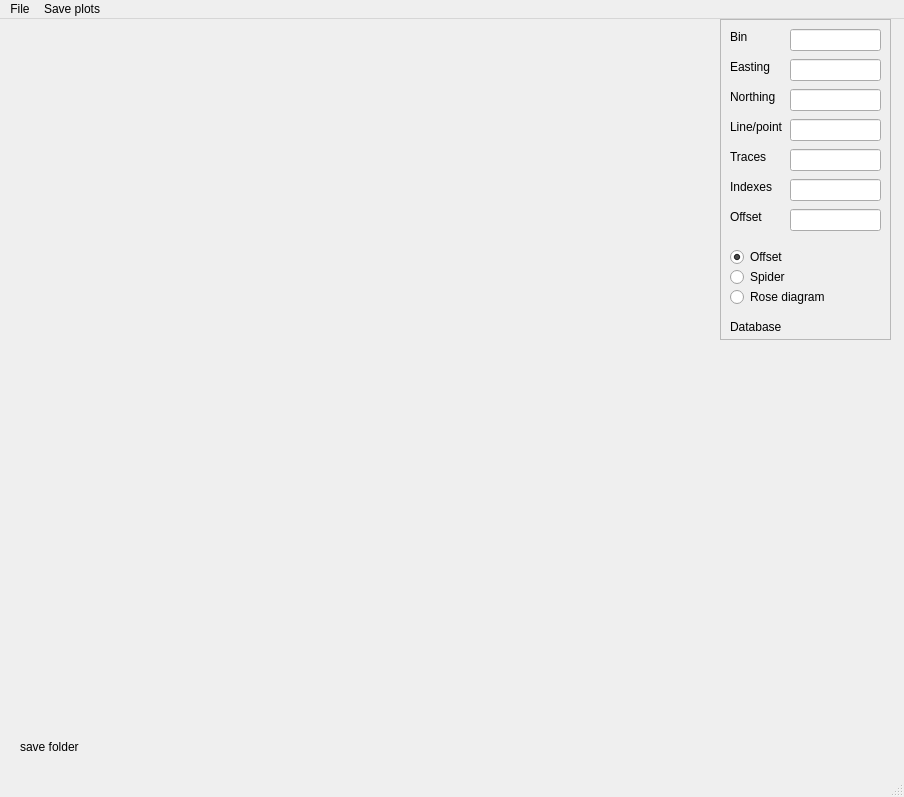
This is binning_plots.ui in bvermeulen/seisbinning as Qt 5 draws it before an edit. The edited form follows.
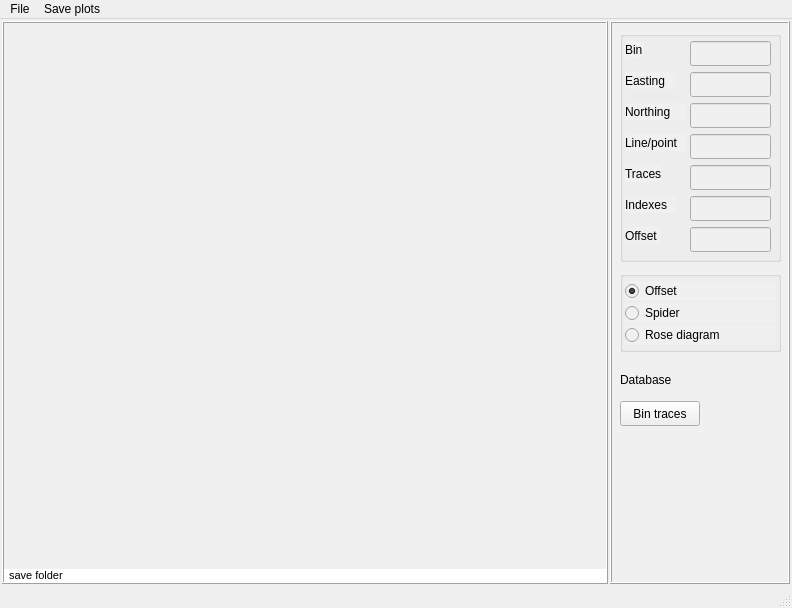
This is the edited form.

Commit message: implement resizing

```diff
--- a/binning_plots.ui
+++ b/binning_plots.ui
@@ -6,10 +6,16 @@
    <rect>
     <x>0</x>
     <y>0</y>
-    <width>904</width>
-    <height>797</height>
+    <width>792</width>
+    <height>608</height>
    </rect>
   </property>
+  <property name="sizePolicy">
+   <sizepolicy hsizetype="Expanding" vsizetype="Expanding">
+    <horstretch>0</horstretch>
+    <verstretch>0</verstretch>
+   </sizepolicy>
+  </property>
   <property name="font">
    <font>
     <pointsize>9</pointsize>
@@ -20,164 +26,416 @@
    <string>Seisbins</string>
   </property>
   <widget class="QWidget" name="centralwidget">
-   <widget class="QWidget" name="horizontalLayoutWidget_2">
-    <property name="geometry">
-     <rect>
-      <x>720</x>
-      <y>0</y>
-      <width>171</width>
-      <height>321</height>
-     </rect>
+   <property name="sizePolicy">
+    <sizepolicy hsizetype="Expanding" vsizetype="Expanding">
+     <horstretch>0</horstretch>
+     <verstretch>0</verstretch>
+    </sizepolicy>
+   </property>
+   <layout class="QHBoxLayout" name="MainLayout">
+    <property name="spacing">
+     <number>2</number>
     </property>
-    <layout class="QHBoxLayout" name="ControlLayout">
-     <item>
-      <widget class="QFrame" name="ControlFrame">
-       <property name="frameShape">
-        <enum>QFrame::StyledPanel</enum>
+    <property name="leftMargin">
+     <number>2</number>
+    </property>
+    <property name="topMargin">
+     <number>2</number>
+    </property>
+    <property name="rightMargin">
+     <number>2</number>
+    </property>
+    <property name="bottomMargin">
+     <number>2</number>
+    </property>
+    <item>
+     <widget class="QFrame" name="PlotFrame">
+      <property name="sizePolicy">
+       <sizepolicy hsizetype="Expanding" vsizetype="Expanding">
+        <horstretch>1</horstretch>
+        <verstretch>0</verstretch>
+       </sizepolicy>
+      </property>
+      <property name="minimumSize">
+       <size>
+        <width>420</width>
+        <height>0</height>
+       </size>
+      </property>
+      <property name="styleSheet">
+       <string notr="true">background-color:#F0F0F0</string>
+      </property>
+      <property name="frameShape">
+       <enum>QFrame::Shape::Box</enum>
+      </property>
+      <property name="frameShadow">
+       <enum>QFrame::Shadow::Raised</enum>
+      </property>
+      <property name="lineWidth">
+       <number>1</number>
+      </property>
+      <property name="midLineWidth">
+       <number>0</number>
+      </property>
+      <layout class="QVBoxLayout" name="LeftLayout">
+       <property name="spacing">
+        <number>0</number>
        </property>
-       <property name="frameShadow">
-        <enum>QFrame::Raised</enum>
+       <property name="leftMargin">
+        <number>0</number>
        </property>
-       <widget class="QRadioButton" name="RB_Type_01">
-        <property name="geometry">
-         <rect>
-          <x>10</x>
-          <y>230</y>
-          <width>111</width>
-          <height>16</height>
-         </rect>
+       <property name="topMargin">
+        <number>0</number>
+       </property>
+       <property name="rightMargin">
+        <number>0</number>
+       </property>
+       <property name="bottomMargin">
+        <number>0</number>
+       </property>
+       <item>
+        <widget class="QStackedWidget" name="StackedPlots">
+         <property name="sizePolicy">
+          <sizepolicy hsizetype="Expanding" vsizetype="Expanding">
+           <horstretch>0</horstretch>
+           <verstretch>1</verstretch>
+          </sizepolicy>
+         </property>
+         <widget class="QWidget" name="page_1">
+          <layout class="QVBoxLayout" name="PageLayout_01">
+           <property name="spacing">
+            <number>0</number>
+           </property>
+           <property name="leftMargin">
+            <number>0</number>
+           </property>
+           <property name="topMargin">
+            <number>0</number>
+           </property>
+           <property name="rightMargin">
+            <number>0</number>
+           </property>
+           <property name="bottomMargin">
+            <number>0</number>
+           </property>
+           <item>
+            <layout class="QFormLayout" name="FormLayout_01">
+             <property name="horizontalSpacing">
+              <number>0</number>
+             </property>
+             <property name="verticalSpacing">
+              <number>0</number>
+             </property>
+            </layout>
+           </item>
+          </layout>
+         </widget>
+         <widget class="QWidget" name="page_2">
+          <layout class="QVBoxLayout" name="PageLayout_02">
+           <property name="spacing">
+            <number>0</number>
+           </property>
+           <property name="leftMargin">
+            <number>0</number>
+           </property>
+           <property name="topMargin">
+            <number>0</number>
+           </property>
+           <property name="rightMargin">
+            <number>0</number>
+           </property>
+           <property name="bottomMargin">
+            <number>0</number>
+           </property>
+           <item>
+            <layout class="QFormLayout" name="FormLayout_02">
+             <property name="horizontalSpacing">
+              <number>0</number>
+             </property>
+             <property name="verticalSpacing">
+              <number>0</number>
+             </property>
+            </layout>
+           </item>
+          </layout>
+         </widget>
+         <widget class="QWidget" name="page_3">
+          <layout class="QVBoxLayout" name="PageLayout_03">
+           <property name="spacing">
+            <number>0</number>
+           </property>
+           <property name="leftMargin">
+            <number>0</number>
+           </property>
+           <property name="topMargin">
+            <number>0</number>
+           </property>
+           <property name="rightMargin">
+            <number>0</number>
+           </property>
+           <property name="bottomMargin">
+            <number>0</number>
+           </property>
+           <item>
+            <layout class="QFormLayout" name="FormLayout_03">
+             <property name="horizontalSpacing">
+              <number>0</number>
+             </property>
+             <property name="verticalSpacing">
+              <number>0</number>
+             </property>
+            </layout>
+           </item>
+          </layout>
+         </widget>
+        </widget>
+       </item>
+       <item>
+        <widget class="QLabel" name="SaveFolderLabel">
+         <property name="font">
+          <font>
+           <pointsize>8</pointsize>
+          </font>
+         </property>
+         <property name="styleSheet">
+          <string notr="true">background-color: white</string>
+         </property>
+         <property name="text">
+          <string>save folder</string>
+         </property>
+         <property name="wordWrap">
+          <bool>true</bool>
+         </property>
+         <property name="indent">
+          <number>5</number>
+         </property>
+        </widget>
+       </item>
+      </layout>
+     </widget>
+    </item>
+    <item>
+     <widget class="QFrame" name="ControlFrame">
+      <property name="sizePolicy">
+       <sizepolicy hsizetype="Preferred" vsizetype="Expanding">
+        <horstretch>0</horstretch>
+        <verstretch>0</verstretch>
+       </sizepolicy>
+      </property>
+      <property name="minimumSize">
+       <size>
+        <width>180</width>
+        <height>430</height>
+       </size>
+      </property>
+      <property name="styleSheet">
+       <string notr="true">background-color: #F0F0F0</string>
+      </property>
+      <property name="frameShape">
+       <enum>QFrame::Shape::Box</enum>
+      </property>
+      <property name="frameShadow">
+       <enum>QFrame::Shadow::Raised</enum>
+      </property>
+      <property name="lineWidth">
+       <number>1</number>
+      </property>
+      <property name="midLineWidth">
+       <number>0</number>
+      </property>
+      <widget class="QGroupBox" name="PlotTypeBox">
+       <property name="geometry">
+        <rect>
+         <x>10</x>
+         <y>250</y>
+         <width>161</width>
+         <height>81</height>
+        </rect>
+       </property>
+       <property name="title">
+        <string/>
+       </property>
+       <property name="alignment">
+        <set>Qt::AlignmentFlag::AlignLeading|Qt::AlignmentFlag::AlignLeft|Qt::AlignmentFlag::AlignTop</set>
+       </property>
+       <layout class="QVBoxLayout" name="PlotTypeLayout">
+        <property name="spacing">
+         <number>0</number>
         </property>
-        <property name="text">
-         <string>Offset</string>
+        <property name="leftMargin">
+         <number>2</number>
         </property>
-        <property name="checked">
-         <bool>true</bool>
+        <property name="topMargin">
+         <number>2</number>
         </property>
-       </widget>
-       <widget class="QRadioButton" name="RB_Type_02">
-        <property name="geometry">
-         <rect>
-          <x>10</x>
-          <y>250</y>
-          <width>121</width>
-          <height>16</height>
-         </rect>
+        <property name="rightMargin">
+         <number>2</number>
         </property>
-        <property name="text">
-         <string>Spider</string>
+        <property name="bottomMargin">
+         <number>2</number>
         </property>
-       </widget>
-       <widget class="QRadioButton" name="RB_Type_03">
+        <item>
+         <widget class="QRadioButton" name="RB_Type_01">
+          <property name="text">
+           <string>Offset</string>
+          </property>
+          <property name="checked">
+           <bool>true</bool>
+          </property>
+         </widget>
+        </item>
+        <item>
+         <widget class="QRadioButton" name="RB_Type_02">
+          <property name="text">
+           <string>Spider</string>
+          </property>
+         </widget>
+        </item>
+        <item>
+         <widget class="QRadioButton" name="RB_Type_03">
+          <property name="text">
+           <string>Rose diagram</string>
+          </property>
+         </widget>
+        </item>
+       </layout>
+      </widget>
+      <widget class="QLabel" name="DbLabel">
+       <property name="geometry">
+        <rect>
+         <x>10</x>
+         <y>350</y>
+         <width>151</width>
+         <height>17</height>
+        </rect>
+       </property>
+       <property name="text">
+        <string>Database</string>
+       </property>
+       <property name="wordWrap">
+        <bool>true</bool>
+       </property>
+      </widget>
+      <widget class="QPushButton" name="BinButton">
+       <property name="geometry">
+        <rect>
+         <x>10</x>
+         <y>380</y>
+         <width>80</width>
+         <height>25</height>
+        </rect>
+       </property>
+       <property name="text">
+        <string>Bin traces</string>
+       </property>
+      </widget>
+      <widget class="QGroupBox" name="EditBox">
+       <property name="geometry">
+        <rect>
+         <x>10</x>
+         <y>10</y>
+         <width>161</width>
+         <height>231</height>
+        </rect>
+       </property>
+       <property name="title">
+        <string/>
+       </property>
+       <property name="alignment">
+        <set>Qt::AlignmentFlag::AlignLeading|Qt::AlignmentFlag::AlignLeft|Qt::AlignmentFlag::AlignTop</set>
+       </property>
+       <widget class="QLineEdit" name="LineEdit_06">
         <property name="geometry">
          <rect>
-          <x>10</x>
-          <y>270</y>
-          <width>121</width>
-          <height>16</height>
+          <x>70</x>
+          <y>165</y>
+          <width>81</width>
+          <height>25</height>
          </rect>
         </property>
-        <property name="text">
-         <string>Rose diagram</string>
-        </property>
        </widget>
-       <widget class="QLineEdit" name="LineEdit_01">
+       <widget class="QLineEdit" name="LineEdit_05">
         <property name="geometry">
          <rect>
           <x>70</x>
-          <y>10</y>
-          <width>91</width>
-          <height>22</height>
+          <y>134</y>
+          <width>81</width>
+          <height>25</height>
          </rect>
         </property>
         <property name="readOnly">
-         <bool>false</bool>
-        </property>
-       </widget>
-       <widget class="QLabel" name="Label_01">
-        <property name="geometry">
-         <rect>
-          <x>10</x>
-          <y>10</y>
-          <width>49</width>
-          <height>16</height>
-         </rect>
-        </property>
-        <property name="text">
-         <string>Bin</string>
+         <bool>true</bool>
         </property>
        </widget>
        <widget class="QLabel" name="Label_02">
         <property name="geometry">
          <rect>
-          <x>10</x>
-          <y>40</y>
-          <width>49</width>
-          <height>16</height>
+          <x>5</x>
+          <y>41</y>
+          <width>51</width>
+          <height>17</height>
          </rect>
         </property>
         <property name="text">
          <string>Easting</string>
         </property>
        </widget>
-       <widget class="QLabel" name="Label_03">
-        <property name="geometry">
-         <rect>
-          <x>10</x>
-          <y>70</y>
-          <width>49</width>
-          <height>16</height>
-         </rect>
-        </property>
-        <property name="text">
-         <string>Northing</string>
-        </property>
-       </widget>
        <widget class="QLabel" name="Label_04">
         <property name="geometry">
          <rect>
-          <x>10</x>
-          <y>100</y>
+          <x>5</x>
+          <y>103</y>
           <width>61</width>
-          <height>16</height>
+          <height>17</height>
          </rect>
         </property>
         <property name="text">
          <string>Line/point</string>
         </property>
        </widget>
-       <widget class="QLineEdit" name="LineEdit_02">
-        <property name="geometry">
-         <rect>
-          <x>70</x>
-          <y>40</y>
-          <width>91</width>
-          <height>22</height>
-         </rect>
-        </property>
-        <property name="readOnly">
-         <bool>true</bool>
-        </property>
-       </widget>
        <widget class="QLineEdit" name="LineEdit_03">
         <property name="geometry">
          <rect>
           <x>70</x>
-          <y>70</y>
-          <width>91</width>
-          <height>22</height>
+          <y>72</y>
+          <width>81</width>
+          <height>25</height>
          </rect>
         </property>
         <property name="readOnly">
          <bool>true</bool>
         </property>
        </widget>
-       <widget class="QLineEdit" name="LineEdit_04">
+       <widget class="QLabel" name="Label_03">
         <property name="geometry">
          <rect>
+          <x>5</x>
+          <y>72</y>
+          <width>61</width>
+          <height>17</height>
+         </rect>
+        </property>
+        <property name="text">
+         <string>Northing</string>
+        </property>
+       </widget>
+       <widget class="QLineEdit" name="LineEdit_07">
+        <property name="geometry">
+         <rect>
           <x>70</x>
-          <y>100</y>
-          <width>91</width>
-          <height>22</height>
+          <y>196</y>
+          <width>81</width>
+          <height>25</height>
+         </rect>
+        </property>
+       </widget>
+       <widget class="QLineEdit" name="LineEdit_02">
+        <property name="geometry">
+         <rect>
+          <x>70</x>
+          <y>41</y>
+          <width>81</width>
+          <height>25</height>
          </rect>
         </property>
         <property name="readOnly">
@@ -187,167 +445,92 @@
        <widget class="QLabel" name="Label_05">
         <property name="geometry">
          <rect>
-          <x>10</x>
-          <y>130</y>
-          <width>61</width>
-          <height>16</height>
+          <x>5</x>
+          <y>134</y>
+          <width>36</width>
+          <height>17</height>
          </rect>
         </property>
         <property name="text">
          <string>Traces</string>
         </property>
        </widget>
-       <widget class="QLineEdit" name="LineEdit_05">
+       <widget class="QLabel" name="Label_07">
         <property name="geometry">
          <rect>
-          <x>70</x>
-          <y>130</y>
-          <width>91</width>
-          <height>22</height>
+          <x>5</x>
+          <y>196</y>
+          <width>36</width>
+          <height>17</height>
          </rect>
         </property>
-        <property name="readOnly">
-         <bool>true</bool>
+        <property name="text">
+         <string>Offset</string>
         </property>
        </widget>
        <widget class="QLabel" name="Label_06">
         <property name="geometry">
          <rect>
-          <x>10</x>
-          <y>160</y>
-          <width>49</width>
-          <height>16</height>
+          <x>5</x>
+          <y>165</y>
+          <width>51</width>
+          <height>17</height>
          </rect>
         </property>
         <property name="text">
          <string>Indexes</string>
         </property>
        </widget>
-       <widget class="QLabel" name="Label_07">
+       <widget class="QLabel" name="Label_01">
         <property name="geometry">
          <rect>
-          <x>10</x>
-          <y>190</y>
-          <width>49</width>
-          <height>16</height>
+          <x>5</x>
+          <y>10</y>
+          <width>19</width>
+          <height>17</height>
          </rect>
         </property>
         <property name="text">
-         <string>Offset</string>
+         <string>Bin</string>
         </property>
        </widget>
-       <widget class="QLineEdit" name="LineEdit_06">
+       <widget class="QLineEdit" name="LineEdit_04">
         <property name="geometry">
          <rect>
           <x>70</x>
-          <y>160</y>
-          <width>91</width>
-          <height>22</height>
+          <y>103</y>
+          <width>81</width>
+          <height>25</height>
          </rect>
         </property>
+        <property name="readOnly">
+         <bool>true</bool>
+        </property>
        </widget>
-       <widget class="QLineEdit" name="LineEdit_07">
+       <widget class="QLineEdit" name="LineEdit_01">
         <property name="geometry">
          <rect>
           <x>70</x>
-          <y>190</y>
-          <width>91</width>
-          <height>22</height>
+          <y>10</y>
+          <width>81</width>
+          <height>25</height>
          </rect>
         </property>
-       </widget>
-       <widget class="QLabel" name="DbLabel">
-        <property name="geometry">
-         <rect>
-          <x>10</x>
-          <y>300</y>
-          <width>151</width>
-          <height>16</height>
-         </rect>
+        <property name="readOnly">
+         <bool>false</bool>
         </property>
-        <property name="text">
-         <string>Database</string>
-        </property>
        </widget>
       </widget>
-     </item>
-    </layout>
-   </widget>
-   <widget class="QWidget" name="horizontalLayoutWidget_3">
-    <property name="geometry">
-     <rect>
-      <x>10</x>
-      <y>0</y>
-      <width>701</width>
-      <height>721</height>
-     </rect>
-    </property>
-    <layout class="QHBoxLayout" name="PlotLayout">
-     <item>
-      <widget class="QStackedWidget" name="StackedPlots">
-       <widget class="QWidget" name="page_1">
-        <widget class="QWidget" name="formLayoutWidget_4">
-         <property name="geometry">
-          <rect>
-           <x>0</x>
-           <y>0</y>
-           <width>701</width>
-           <height>721</height>
-          </rect>
-         </property>
-         <layout class="QFormLayout" name="FormLayout_01"/>
-        </widget>
-       </widget>
-       <widget class="QWidget" name="page_2">
-        <widget class="QWidget" name="formLayoutWidget">
-         <property name="geometry">
-          <rect>
-           <x>0</x>
-           <y>0</y>
-           <width>701</width>
-           <height>721</height>
-          </rect>
-         </property>
-         <layout class="QFormLayout" name="FormLayout_02"/>
-        </widget>
-       </widget>
-       <widget class="QWidget" name="page_3">
-        <widget class="QWidget" name="formLayoutWidget_2">
-         <property name="geometry">
-          <rect>
-           <x>0</x>
-           <y>0</y>
-           <width>701</width>
-           <height>721</height>
-          </rect>
-         </property>
-         <layout class="QFormLayout" name="FormLayout_03"/>
-        </widget>
-       </widget>
-      </widget>
-     </item>
-    </layout>
-   </widget>
-   <widget class="QLabel" name="SaveFolderLabel">
-    <property name="geometry">
-     <rect>
-      <x>20</x>
-      <y>720</y>
-      <width>331</width>
-      <height>16</height>
-     </rect>
-    </property>
-    <property name="text">
-     <string>save folder</string>
-    </property>
-   </widget>
+     </widget>
+    </item>
+   </layout>
   </widget>
   <widget class="QMenuBar" name="menubar">
    <property name="geometry">
     <rect>
      <x>0</x>
      <y>0</y>
-     <width>904</width>
+     <width>792</width>
      <height>22</height>
     </rect>
    </property>
```
Left out of the diff: 11 changed lines with no effect on the pictures. The commit also changes 2 other files.
